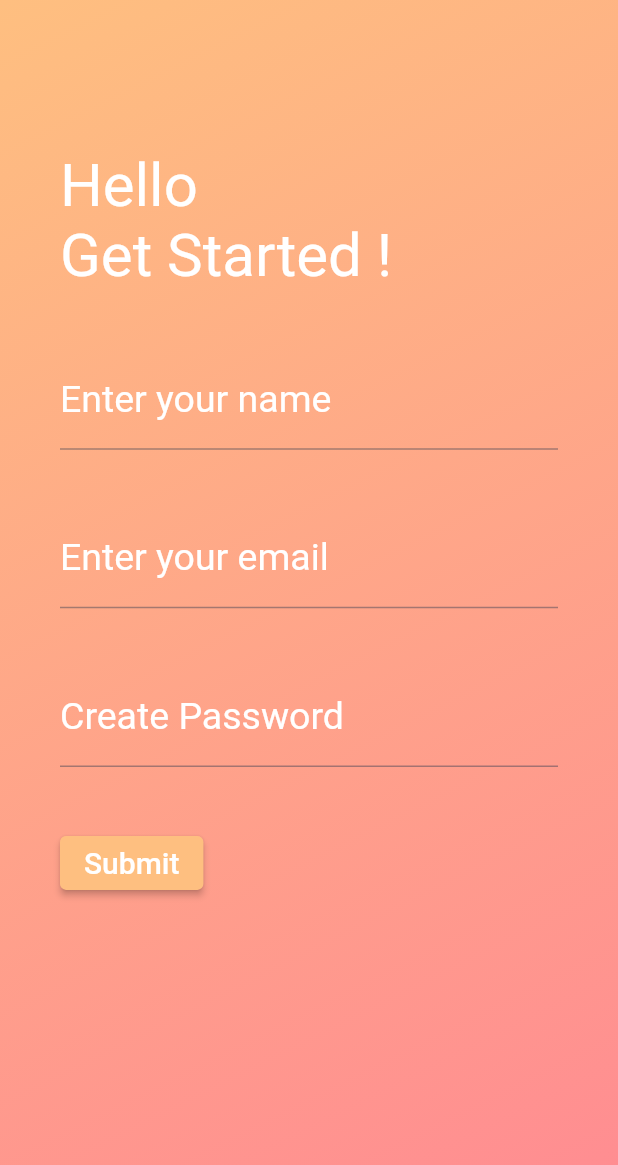
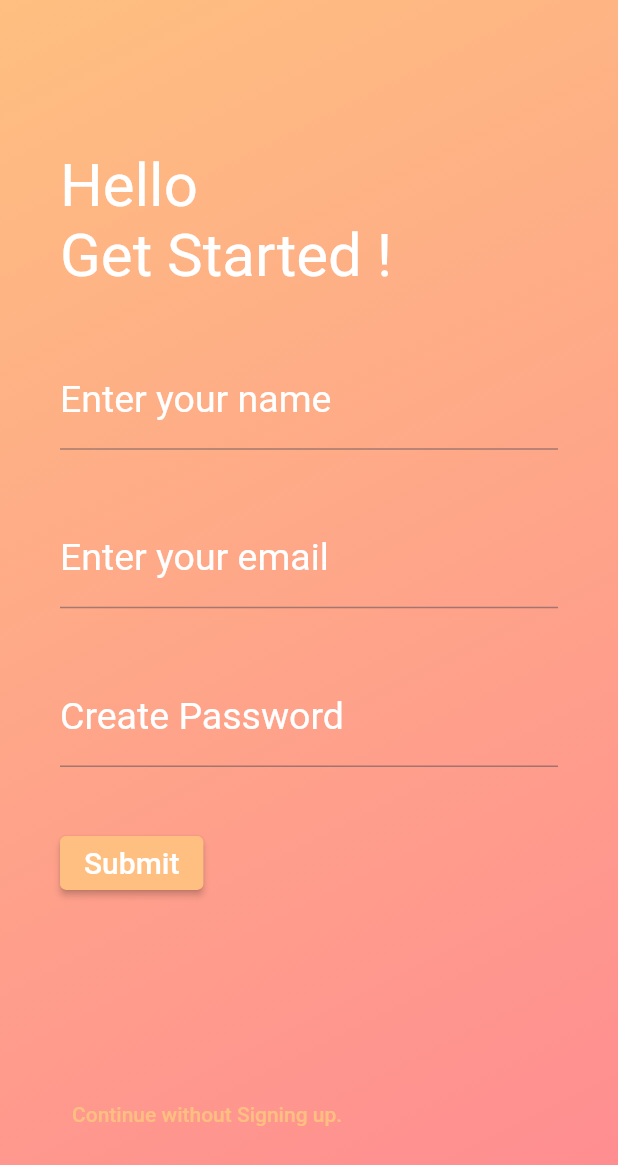
Before and after one commit to lucifer0311/FrontendSIH, a Flutter app: the screen it shows after launch, on a phone screen of 412 x 824 dp. Shown: the top 1165 px of the screen. Run offline on Flutter 3.47's test engine with Material 2 defaults, Android fonts, the light colour scheme and no system bars.

Commit message:
Add Continue without Signup and assets

```diff
--- a/daemon/lib/main.dart
+++ b/daemon/lib/main.dart
@@ -1,5 +1,4 @@
 import 'package:flutter/material.dart';
-import 'screens/auth_screens/signup_screen.dart';
 import 'screens/splash_screen.dart';
 import 'theme/custom_theme.dart';
 
@@ -16,7 +15,7 @@ class MyApp extends StatelessWidget {
       themeMode: ThemeMode.system,
       theme: CustomTheme.lightTheme,
       darkTheme: CustomTheme.darkTheme,
-      home: const Signup(),
+      home: const SplashScreen(),
       debugShowCheckedModeBanner: false,
     );
   }
--- a/daemon/lib/screens/auth_screens/signup_screen.dart
+++ b/daemon/lib/screens/auth_screens/signup_screen.dart
@@ -1,8 +1,5 @@
-// ignore_for_file: prefer_const_constructors
-
+import 'package:daemon/screens/home_screen/home_screen.dart';
 import 'package:flutter/material.dart';
-import 'package:flutter/src/foundation/key.dart';
-import 'package:flutter/src/widgets/framework.dart';
 
 class Signup extends StatefulWidget {
   const Signup({Key? key}) : super(key: key);
@@ -12,23 +9,19 @@ class Signup extends StatefulWidget {
 }
 
 class _SignupState extends State<Signup> {
-
-   final _formKey = GlobalKey<FormState>();
+  final _formKey = GlobalKey<FormState>();
   //Function to validate inputs
-  void _submitValidate(){
+  void _submitValidate() {
     final bool? isValid = _formKey.currentState?.validate();
-    if(isValid==true)
-    {
+    if (isValid == true) {
       debugPrint("alright");
     }
     //further tasks - storing data into db
   }
 
-
   @override
   Widget build(BuildContext context) {
-
-    return  Container(
+    return Container(
       decoration: BoxDecoration(
           gradient: LinearGradient(
               begin: Alignment.topLeft,
@@ -37,76 +30,96 @@ class _SignupState extends State<Signup> {
             Theme.of(context).colorScheme.primary,
             Theme.of(context).colorScheme.secondary
           ])),
-          child: Scaffold(
-            backgroundColor: Colors.transparent,
-            body:Container (
-            padding: const EdgeInsets.only(left:40,right:40),
-              child : Form(
-                 key: _formKey,
-
-              child:Column(
-
+      child: Scaffold(
+        backgroundColor: Colors.transparent,
+        body: SingleChildScrollView(
+          child: Container(
+            padding: const EdgeInsets.only(left: 40, right: 40),
+            child: Form(
+              key: _formKey,
+              child: Column(
                 crossAxisAlignment: CrossAxisAlignment.start,
-                children:  [
-                  SizedBox(height: 100),
-                  Text("Hello" ,style: TextStyle(fontSize: 40,color:Colors.white),),
-                  Text("Get Started !" ,style: TextStyle(fontSize: 40,color:Colors.white),),
-                  SizedBox(height: 40),
+                children: [
+                  const SizedBox(height: 100),
+                  const Text(
+                    "Hello",
+                    style: TextStyle(fontSize: 40, color: Colors.white),
+                  ),
+                  const Text(
+                    "Get Started !",
+                    style: TextStyle(fontSize: 40, color: Colors.white),
+                  ),
+                  const SizedBox(height: 40),
                   TextFormField(
-                    decoration: InputDecoration(
+                    decoration: const InputDecoration(
                       labelText: "Enter your name",
-                      labelStyle: TextStyle(color: Colors.white,fontSize: 25),
+                      labelStyle: TextStyle(color: Colors.white, fontSize: 25),
                     ),
-                    validator: (value){
-                      if(value!.isEmpty ||!RegExp(r'^[a-z A-Z]+$').hasMatch(value)){
+                    validator: (value) {
+                      if (value!.isEmpty ||
+                          !RegExp(r'^[a-z A-Z]+$').hasMatch(value)) {
                         return "Enter correct name ";
-                      }
-                      else{
+                      } else {
                         return null;
                       }
                     },
                   ),
-                   SizedBox(height: 40),
+                  const SizedBox(height: 40),
                   TextFormField(
-                    decoration: InputDecoration(
+                    decoration: const InputDecoration(
                       labelText: "Enter your email",
-                      labelStyle: TextStyle(color: Colors.white,fontSize: 25),
+                      labelStyle: TextStyle(color: Colors.white, fontSize: 25),
                     ),
-                    validator: (value){
-                      if(value!.isEmpty ||!RegExp(r'\S+@\S+\.\S+').hasMatch(value)){
+                    validator: (value) {
+                      if (value!.isEmpty ||
+                          !RegExp(r'\S+@\S+\.\S+').hasMatch(value)) {
                         return "Enter valid email ";
-                      }
-                      else{
+                      } else {
                         return null;
                       }
                     },
                   ),
-                   SizedBox(height: 40),
+                  const SizedBox(height: 40),
                   TextFormField(
-                    decoration: InputDecoration(
+                    decoration: const InputDecoration(
                       labelText: "Create Password",
-                      labelStyle: TextStyle(color: Colors.white,fontSize: 25),
+                      labelStyle: TextStyle(color: Colors.white, fontSize: 25),
                     ),
-                    validator: (value){
-                      if(value!.isEmpty ||!RegExp(r'^(?=.*?[A-Z])(?=.*?[a-z])(?=.*?[0-9])(?=.*?[!@#\$&*~]).{8,}$').hasMatch(value)){
+                    validator: (value) {
+                      if (value!.isEmpty ||
+                          !RegExp(r'^(?=.*?[A-Z])(?=.*?[a-z])(?=.*?[0-9])(?=.*?[!@#\$&*~]).{8,}$')
+                              .hasMatch(value)) {
                         return "Enter valid password ";
-                      }
-                      else{
+                      } else {
                         return null;
                       }
                     },
                   ),
-                  SizedBox(height: 40,),
-                  ElevatedButton(onPressed: _submitValidate, child:Text('Submit',style: TextStyle(color: Colors.white,fontSize: 20),)),
+                  const SizedBox(
+                    height: 40,
+                  ),
+                  ElevatedButton(
+                      onPressed: _submitValidate,
+                      child: const Text(
+                        'Submit',
+                        style: TextStyle(color: Colors.white, fontSize: 20),
+                      )),
+                  const SizedBox(
+                    height: 120,
+                  ),
+                  TextButton(
+                      onPressed: () {
+                        Navigator.of(context).push(MaterialPageRoute(
+                          builder: (context) => const HomePage(),
+                        ));
+                      },
+                      child: const Text("Continue without Signing up."))
                 ],
-
-
-              ),
               ),
             ),
           ),
+        ),
+      ),
     );
   }
-
-
 }
--- /dev/null
+++ b/daemon/lib/screens/home_screen/home_screen.dart
@@ -0,0 +1,17 @@
+import 'package:flutter/material.dart';
+
+class HomePage extends StatefulWidget {
+  const HomePage({Key? key}) : super(key: key);
+
+  @override
+  State<HomePage> createState() => _HomePageState();
+}
+
+class _HomePageState extends State<HomePage> {
+  @override
+  Widget build(BuildContext context) {
+    return const Scaffold(
+      body: Center(child: Text("Home Screen")),
+    );
+  }
+}
--- a/daemon/lib/screens/splash_screen.dart
+++ b/daemon/lib/screens/splash_screen.dart
@@ -1,6 +1,5 @@
 import 'dart:async';
-
-import 'package:daemon/screens/auth_screens/authentication_screen.dart';
+import 'package:daemon/screens/auth_screens/signup_screen.dart';
 import 'package:flutter/material.dart';
 
 class SplashScreen extends StatefulWidget {
@@ -23,8 +22,8 @@ class _SplashScreenState extends State<SplashScreen> {
   }
 
   route() {
-    Navigator.pushReplacement(context,
-        MaterialPageRoute(builder: (context) => const AuthenticationScreen()));
+    Navigator.pushReplacement(
+        context, MaterialPageRoute(builder: (context) => const Signup()));
   }
 
   @override
--- a/daemon/pubspec.yaml
+++ b/daemon/pubspec.yaml
@@ -58,6 +58,7 @@ flutter:
   # To add assets to your application, add an assets section, like this:
   assets:
     - assets/logo.png
+    - assets/videos/
 
   # An image asset can refer to one or more resolution-specific "variants", see
   # https://flutter.dev/assets-and-images/#resolution-aware
```
Also changed, not shown: 2 other files.
